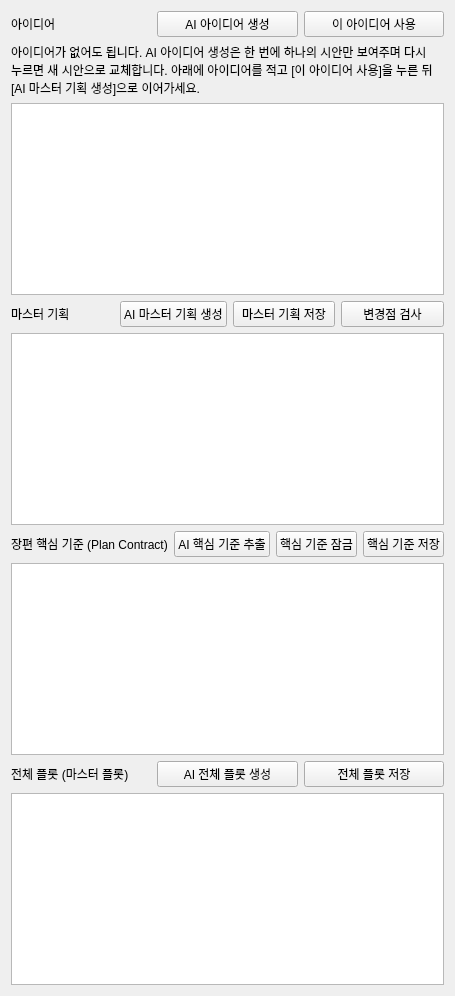
Qt form novel_studio/ui/forms/planning.ui (Donian-kor/Novel_Studio_v0.1) before a commit.
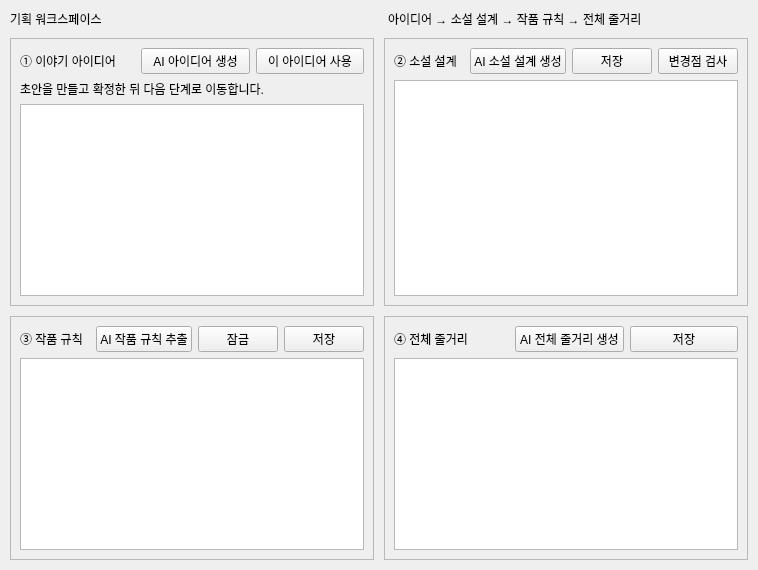
The same form after that commit.

Patch:
```diff
--- a/novel_studio/ui/forms/planning.ui
+++ b/novel_studio/ui/forms/planning.ui
@@ -2,49 +2,14 @@
 <ui version="4.0">
  <class>PlanningPage</class>
  <widget class="QWidget" name="PlanningPage">
-  <layout class="QVBoxLayout" name="l">
-   <item>
-    <layout class="QHBoxLayout" name="ideaHead">
-     <item><widget class="QLabel" name="ideaLbl"><property name="text"><string>아이디어</string></property></widget></item>
-     <item><widget class="QPushButton" name="generateBtn"><property name="text"><string>AI 아이디어 생성</string></property></widget></item>
-     <item><widget class="QPushButton" name="useBtn"><property name="text"><string>이 아이디어 사용</string></property></widget></item>
-    </layout>
-   </item>
-   <item>
-    <widget class="QLabel" name="hint">
-     <property name="text">
-      <string>아이디어가 없어도 됩니다. AI 아이디어 생성은 한 번에 하나의 시안만 보여주며 다시 누르면 새 시안으로 교체합니다. 아래에 아이디어를 적고 [이 아이디어 사용]을 누른 뒤 [AI 마스터 기획 생성]으로 이어가세요.</string>
-     </property>
-     <property name="wordWrap"><bool>true</bool></property>
-    </widget>
-   </item>
-   <item><widget class="QPlainTextEdit" name="ideaEdit"/></item>
-   <item>
-    <layout class="QHBoxLayout" name="mHead">
-     <item><widget class="QLabel" name="mLbl"><property name="text"><string>마스터 기획</string></property></widget></item>
-     <item><widget class="QPushButton" name="masterBtn"><property name="text"><string>AI 마스터 기획 생성</string></property></widget></item>
-     <item><widget class="QPushButton" name="saveMasterBtn"><property name="text"><string>마스터 기획 저장</string></property></widget></item>
-     <item><widget class="QPushButton" name="diffMasterBtn"><property name="text"><string>변경점 검사</string></property></widget></item>
-    </layout>
-   </item>
-   <item><widget class="QPlainTextEdit" name="masterEdit"/></item>
-   <item>
-    <layout class="QHBoxLayout" name="cHead">
-     <item><widget class="QLabel" name="cLbl"><property name="text"><string>장편 핵심 기준 (Plan Contract)</string></property></widget></item>
-     <item><widget class="QPushButton" name="contractBtn"><property name="text"><string>AI 핵심 기준 추출</string></property></widget></item>
-     <item><widget class="QPushButton" name="lockBtn"><property name="text"><string>핵심 기준 잠금</string></property></widget></item>
-     <item><widget class="QPushButton" name="saveContractBtn"><property name="text"><string>핵심 기준 저장</string></property></widget></item>
-    </layout>
-   </item>
-   <item><widget class="QPlainTextEdit" name="contractEdit"/></item>
-   <item>
-    <layout class="QHBoxLayout" name="pHead">
-     <item><widget class="QLabel" name="pLbl"><property name="text"><string>전체 플롯 (마스터 플롯)</string></property></widget></item>
-     <item><widget class="QPushButton" name="masterPlotBtn"><property name="text"><string>AI 전체 플롯 생성</string></property></widget></item>
-     <item><widget class="QPushButton" name="savePlotBtn"><property name="text"><string>전체 플롯 저장</string></property></widget></item>
-    </layout>
-   </item>
-   <item><widget class="QPlainTextEdit" name="masterPlotEdit"/></item>
+  <layout class="QVBoxLayout" name="l"><property name="spacing"><number>10</number></property><property name="leftMargin"><number>10</number></property><property name="topMargin"><number>10</number></property><property name="rightMargin"><number>10</number></property><property name="bottomMargin"><number>10</number></property>
+   <item><layout class="QHBoxLayout" name="pageHeader"><item><widget class="QLabel" name="pageTitle"><property name="text"><string>기획 워크스페이스</string></property></widget></item><item><spacer name="spacer"><property name="orientation"><enum>Qt::Horizontal</enum></property></spacer></item><item><widget class="QLabel" name="pageHint"><property name="text"><string>아이디어 → 소설 설계 → 작품 규칙 → 전체 줄거리</string></property></widget></item></layout></item>
+   <item><layout class="QGridLayout" name="cardGrid"><property name="horizontalSpacing"><number>10</number></property><property name="verticalSpacing"><number>10</number></property>
+    <item row="0" column="0"><widget class="QFrame" name="ideaCard"><property name="frameShape"><enum>QFrame::Shape::StyledPanel</enum></property><layout class="QVBoxLayout" name="ideaLayout"><item><layout class="QHBoxLayout" name="ideaHead"><item><widget class="QLabel" name="ideaLbl"><property name="text"><string>① 이야기 아이디어</string></property></widget></item><item><spacer name="s1"><property name="orientation"><enum>Qt::Horizontal</enum></property></spacer></item><item><widget class="QPushButton" name="generateBtn"><property name="text"><string>AI 아이디어 생성</string></property></widget></item><item><widget class="QPushButton" name="useBtn"><property name="text"><string>이 아이디어 사용</string></property></widget></item></layout></item><item><widget class="QLabel" name="hint"><property name="text"><string>초안을 만들고 확정한 뒤 다음 단계로 이동합니다.</string></property><property name="wordWrap"><bool>true</bool></property></widget></item><item><widget class="QPlainTextEdit" name="ideaEdit"/></item></layout></widget></item>
+    <item row="0" column="1"><widget class="QFrame" name="masterCard"><property name="frameShape"><enum>QFrame::Shape::StyledPanel</enum></property><layout class="QVBoxLayout" name="masterLayout"><item><layout class="QHBoxLayout" name="mHead"><item><widget class="QLabel" name="mLbl"><property name="text"><string>② 소설 설계</string></property></widget></item><item><spacer name="s2"><property name="orientation"><enum>Qt::Horizontal</enum></property></spacer></item><item><widget class="QPushButton" name="masterBtn"><property name="text"><string>AI 소설 설계 생성</string></property></widget></item><item><widget class="QPushButton" name="saveMasterBtn"><property name="text"><string>저장</string></property></widget></item><item><widget class="QPushButton" name="diffMasterBtn"><property name="text"><string>변경점 검사</string></property></widget></item></layout></item><item><widget class="QPlainTextEdit" name="masterEdit"/></item></layout></widget></item>
+    <item row="1" column="0"><widget class="QFrame" name="contractCard"><property name="frameShape"><enum>QFrame::Shape::StyledPanel</enum></property><layout class="QVBoxLayout" name="contractLayout"><item><layout class="QHBoxLayout" name="cHead"><item><widget class="QLabel" name="cLbl"><property name="text"><string>③ 작품 규칙</string></property></widget></item><item><spacer name="s3"><property name="orientation"><enum>Qt::Horizontal</enum></property></spacer></item><item><widget class="QPushButton" name="contractBtn"><property name="text"><string>AI 작품 규칙 추출</string></property></widget></item><item><widget class="QPushButton" name="lockBtn"><property name="text"><string>잠금</string></property></widget></item><item><widget class="QPushButton" name="saveContractBtn"><property name="text"><string>저장</string></property></widget></item></layout></item><item><widget class="QPlainTextEdit" name="contractEdit"/></item></layout></widget></item>
+    <item row="1" column="1"><widget class="QFrame" name="plotCard"><property name="frameShape"><enum>QFrame::Shape::StyledPanel</enum></property><layout class="QVBoxLayout" name="plotLayout"><item><layout class="QHBoxLayout" name="pHead"><item><widget class="QLabel" name="pLbl"><property name="text"><string>④ 전체 줄거리</string></property></widget></item><item><spacer name="s4"><property name="orientation"><enum>Qt::Horizontal</enum></property></spacer></item><item><widget class="QPushButton" name="masterPlotBtn"><property name="text"><string>AI 전체 줄거리 생성</string></property></widget></item><item><widget class="QPushButton" name="savePlotBtn"><property name="text"><string>저장</string></property></widget></item></layout></item><item><widget class="QPlainTextEdit" name="masterPlotEdit"/></item></layout></widget></item>
+   </layout></item>
   </layout>
  </widget>
  <resources/>
```
Left out of the diff: 4 changed lines with no effect on the pictures.
